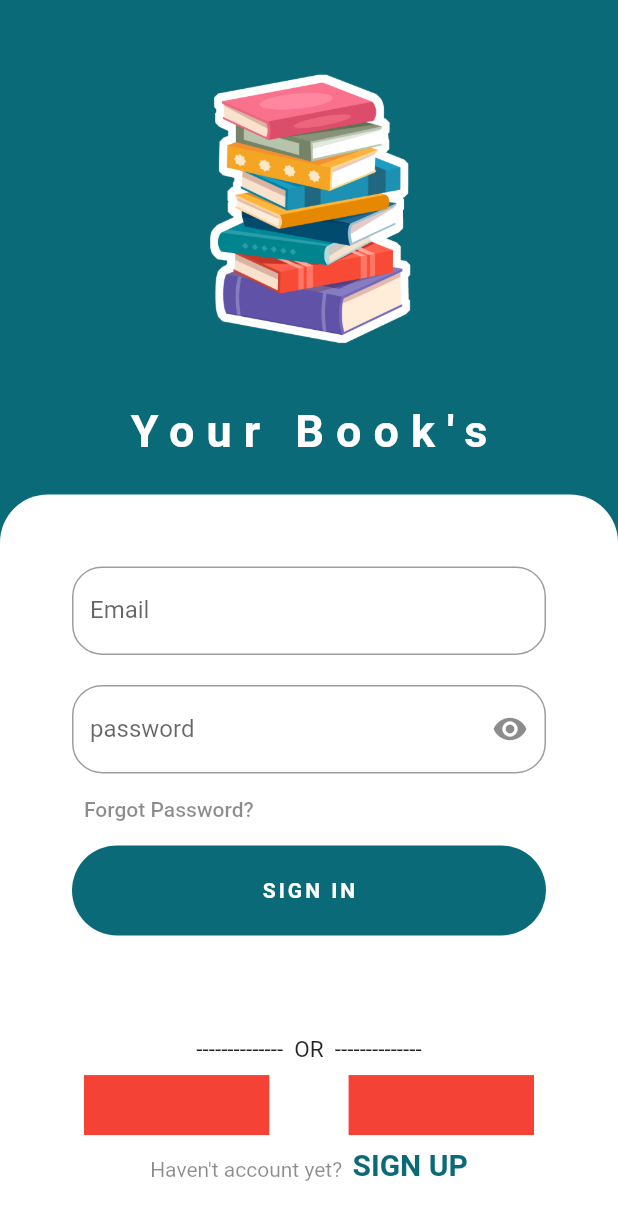
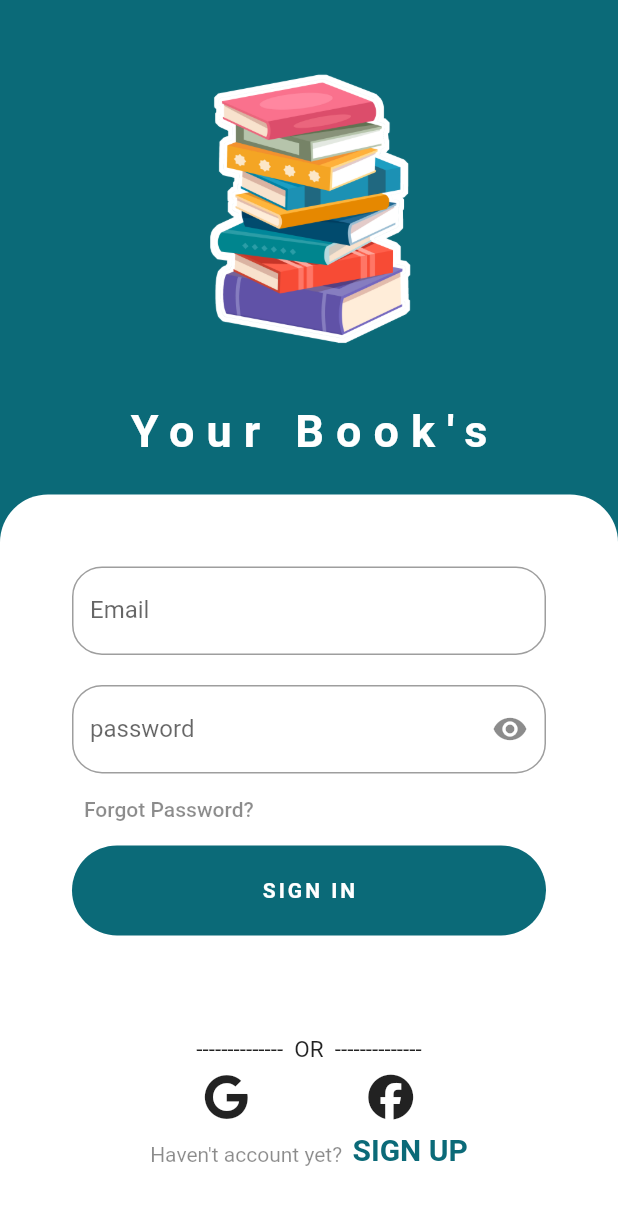
Before and after one commit to NasciGN/livraria-da-domitilda, a Flutter app: the LogOnPage screen opened by its route, after a tap on "SIGN IN", on a phone screen of 412 x 824 dp. Shown: the top 1220 px of the screen. Run offline on Flutter 3.47's test engine with Material 2 defaults, Android fonts, the light colour scheme and no system bars; our stand-ins replace awesome_snackbar_content, cloud_firestore, firebase_auth, firebase_core, font_awesome_flutter, form_field_validator and 2 more; accounts and stored records are empty.

Commit message:
1.8.3 - Google and Facebook Icons

```diff
--- a/lib/views/components/forms/login_form.dart
+++ b/lib/views/components/forms/login_form.dart
@@ -1,4 +1,5 @@
 import 'package:flutter/material.dart';
+import 'package:font_awesome_flutter/font_awesome_flutter.dart';
 import 'package:get/get.dart';
 import 'package:livraria_da_domitilda/views/components/constants.dart';
 import 'package:livraria_da_domitilda/views/logon_page.dart';
@@ -144,17 +145,21 @@ class _LoginFormState extends State<LoginForm> {
             Container(
               padding: const EdgeInsets.all(defaultpd / 2),
               child: Row(
-                  mainAxisAlignment: MainAxisAlignment.spaceBetween,
+                  mainAxisAlignment: MainAxisAlignment.spaceEvenly,
                   children: [
-                    Container(
-                      width: size.width * 0.3,
-                      height: 40,
-                      decoration: const BoxDecoration(color: Colors.red),
+                    GestureDetector(
+                      onTap: () {},
+                      child: const FaIcon(
+                        FontAwesomeIcons.google,
+                        size: 30,
+                      ),
                     ),
-                    Container(
-                      width: size.width * 0.3,
-                      height: 40,
-                      decoration: const BoxDecoration(color: Colors.red),
+                    GestureDetector(
+                      onTap: () {},
+                      child: const FaIcon(
+                        FontAwesomeIcons.facebook,
+                        size: 30,
+                      ),
                     ),
                   ]),
             ),
--- a/lib/views/components/forms/logon_form.dart
+++ b/lib/views/components/forms/logon_form.dart
@@ -1,4 +1,5 @@
 import 'package:flutter/material.dart';
+import 'package:font_awesome_flutter/font_awesome_flutter.dart';
 import 'package:get/get.dart';
 import 'package:livraria_da_domitilda/views/components/constants.dart';
 import 'package:form_field_validator/form_field_validator.dart';
@@ -132,17 +133,21 @@ class _LogOnFormState extends State<LogOnForm> {
             Container(
               padding: const EdgeInsets.symmetric(vertical: defaultpd),
               child: Row(
-                  mainAxisAlignment: MainAxisAlignment.spaceBetween,
+                  mainAxisAlignment: MainAxisAlignment.spaceEvenly,
                   children: [
-                    Container(
-                      width: size.width * 0.3,
-                      height: 40,
-                      decoration: const BoxDecoration(color: Colors.red),
+                    GestureDetector(
+                      onTap: () {},
+                      child: const FaIcon(
+                        FontAwesomeIcons.google,
+                        size: 30,
+                      ),
                     ),
-                    Container(
-                      width: size.width * 0.3,
-                      height: 40,
-                      decoration: const BoxDecoration(color: Colors.red),
+                    GestureDetector(
+                      onTap: () {},
+                      child: const FaIcon(
+                        FontAwesomeIcons.facebook,
+                        size: 30,
+                      ),
                     ),
                   ]),
             ),
--- a/pubspec.yaml
+++ b/pubspec.yaml
@@ -33,15 +33,14 @@ dependencies:
   form_field_validator: ^1.1.0
   firebase_core: ^2.13.1
   firebase_auth: ^4.6.2
-  firebase_database: ^10.2.2
+
   get: ^4.6.5
   awesome_snackbar_content: ^0.1.3
   http: ^1.0.0
   flutter_svg: ^2.0.6
-
   logger: ^1.4.0
   cloud_firestore: ^4.8.0
-
+  font_awesome_flutter: ^10.4.0
 
   # The following adds the Cupertino Icons font to your application.
   # Use with the CupertinoIcons class for iOS style icons.
```
Also changed, not shown: pubspec.lock.
